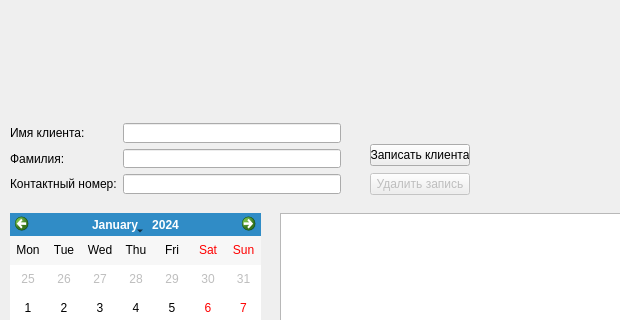
First picture: the form in mainwindow.ui, repository Yourp/CourseWork, before the edit; both pictures show x 0 to 620 and y 197 to 517 of the 1058 by 738 pixel window.
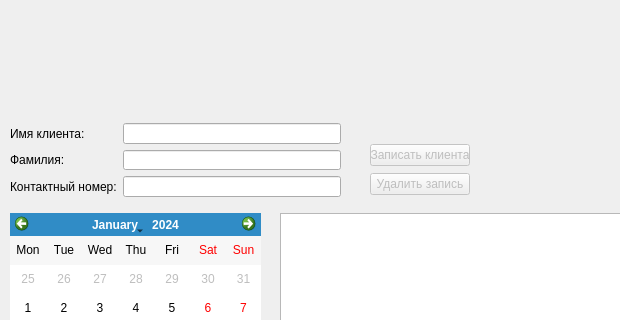
Second picture: the form after the edit.

Patch:
```diff
--- a/mainwindow.ui
+++ b/mainwindow.ui
@@ -75,13 +75,13 @@
      <enum>QAbstractItemView::SelectRows</enum>
     </property>
    </widget>
-   <widget class="QWidget" name="">
+   <widget class="QWidget" name="layoutWidget">
     <property name="geometry">
      <rect>
       <x>10</x>
       <y>320</y>
       <width>331</width>
-      <height>71</height>
+      <height>74</height>
      </rect>
     </property>
     <layout class="QFormLayout" name="formLayout">
@@ -117,7 +117,7 @@
      </item>
     </layout>
    </widget>
-   <widget class="QWidget" name="">
+   <widget class="QWidget" name="layoutWidget">
     <property name="geometry">
      <rect>
       <x>370</x>
@@ -130,7 +130,7 @@
      <item>
       <widget class="QPushButton" name="PB_AddOrder">
        <property name="enabled">
-        <bool>true</bool>
+        <bool>false</bool>
        </property>
        <property name="text">
         <string>Записать клиента</string>
```
Left out of the diff: 9 changed lines with no effect on the pictures.
